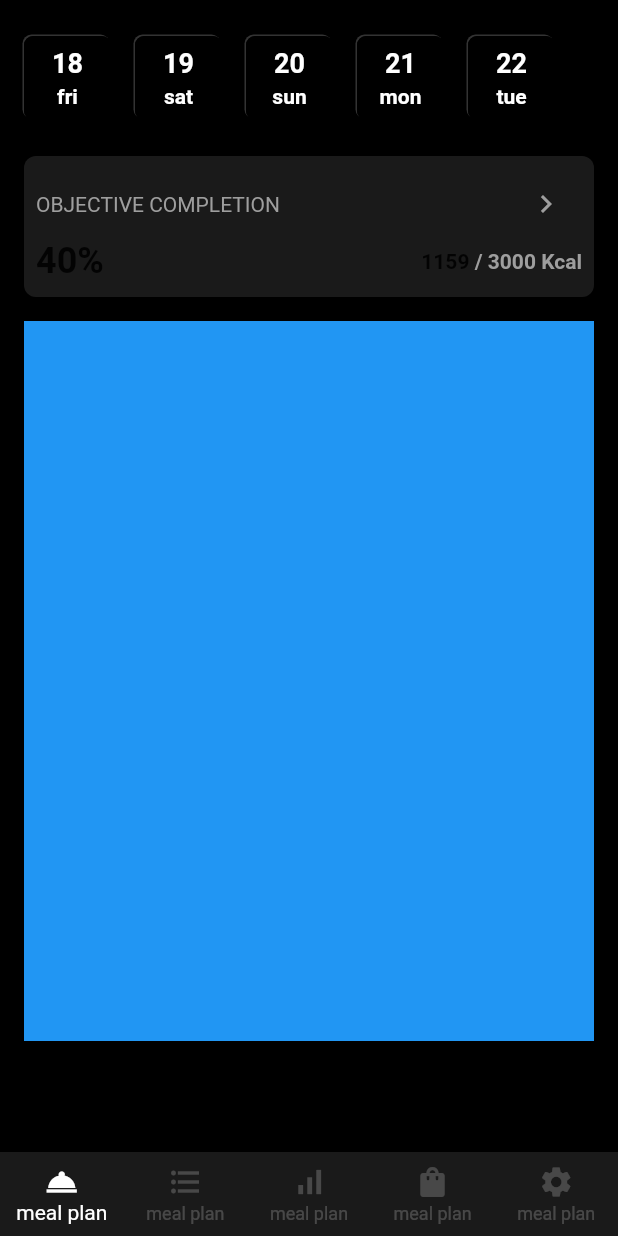
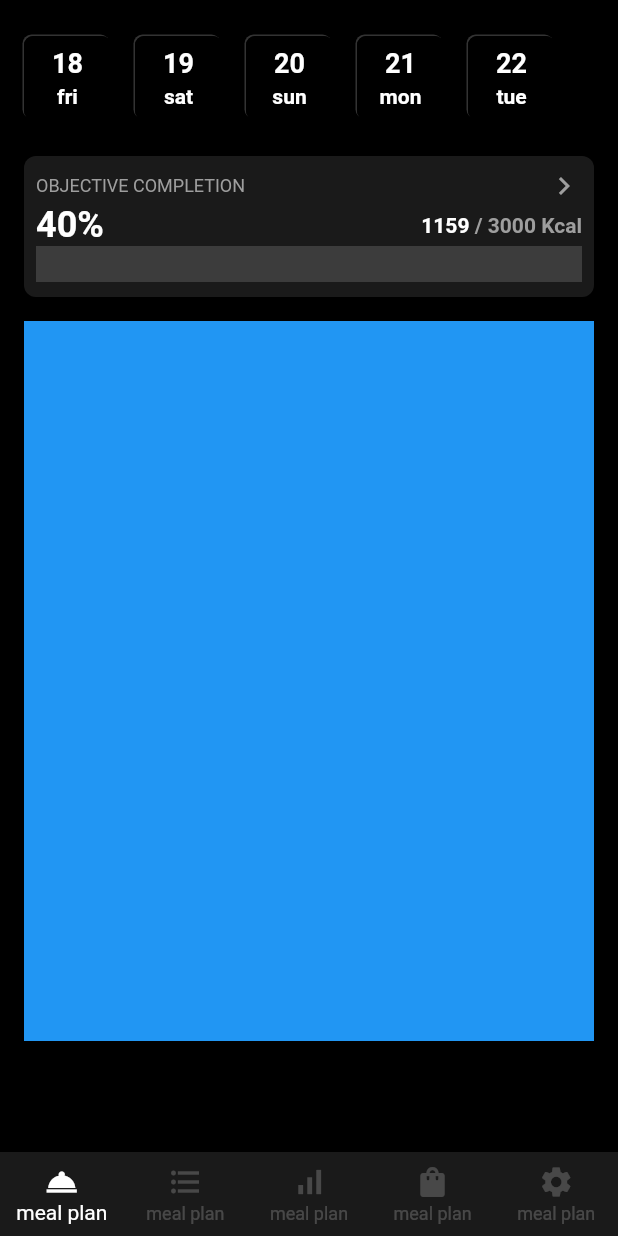
Before and after one commit to JAICHANGPARK/flutter_notebook_18th_story, a Flutter app: the screen it shows after launch, on a phone screen of 412 x 824 dp. Run offline on Flutter 3.47's test engine with Material 2 defaults, Android fonts, the phone set to English and light mode, and no system bars; our stand-ins replace cached_network_image, dotted_border, flutter_lorem, flutter_riverpod, flutter_svg, freezed_annotation and 4 more.

Commit message:
Update fitness_nutrition_main_page.dart

```diff
--- a/lib/ep1094_fitness_nutrition_app/src/ui/fitness_nutrition_main_page.dart
+++ b/lib/ep1094_fitness_nutrition_app/src/ui/fitness_nutrition_main_page.dart
@@ -140,13 +140,11 @@ class _FitnessNutritionMainPageState extends State<FitnessNutritionMainPage> {
                               "OBJECTIVE COMPLETION",
                               style: TextStyle(
                                 color: Colors.grey,
+                                fontSize: 12
                               ),
                             ),
-                            IconButton(
-                              onPressed: () {},
-                              icon: Icon(
-                                Icons.chevron_right,
-                              ),
+                            Icon(
+                              Icons.chevron_right,
                               color: Colors.grey,
                             ),
                           ],
@@ -158,12 +156,14 @@ class _FitnessNutritionMainPageState extends State<FitnessNutritionMainPage> {
                               style: TextStyle(
                                 fontSize: 24,
                                 fontWeight: FontWeight.bold,
+                                  color: Colors.white
                               ),
                             ),
                             Spacer(),
                             Text("1159",style: TextStyle(
                               fontWeight: FontWeight.bold,
                               fontSize: 14,
+                                color: Colors.white
                             ),),
                             Text(" / 3000 Kcal",style: TextStyle(
                             fontWeight: FontWeight.bold,
@@ -171,6 +171,12 @@ class _FitnessNutritionMainPageState extends State<FitnessNutritionMainPage> {
                               color: Colors.grey
                             ),)
                           ],
+                        ),
+                        Container(
+                          height: 24,
+                          decoration: BoxDecoration(
+                            color: Colors.white.withOpacity(0.15)
+                          ),
                         )
                       ],
                     ),
```
